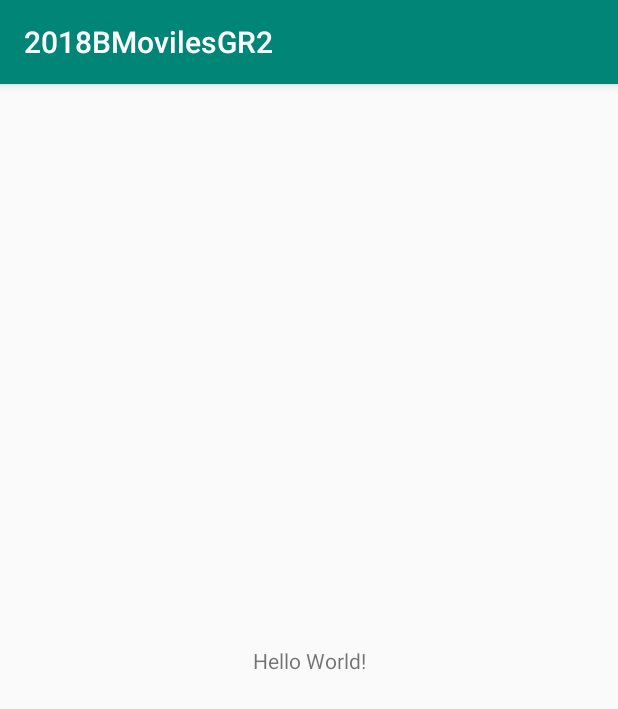
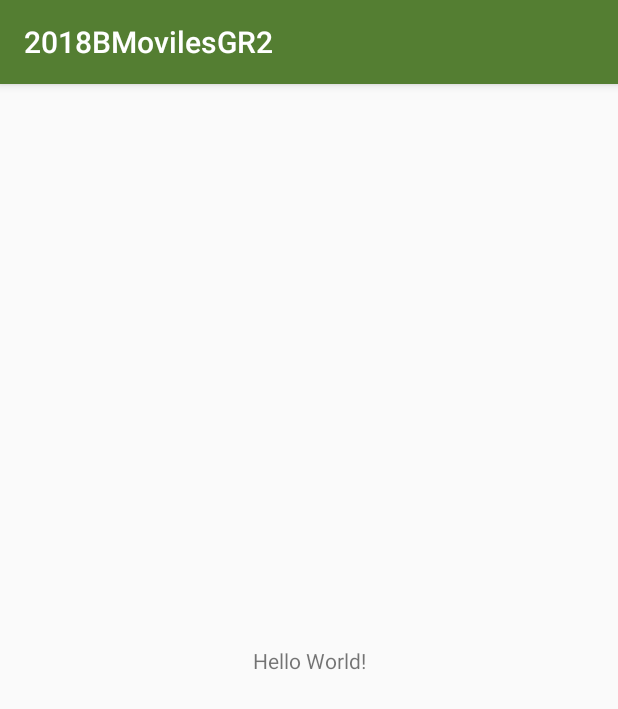
Before and after one commit to 2018-B-GR2-AplicacionesMoviles/dutan-salas-jossue-andres, an Android app: the screen it shows after launch (MainActivity), on a phone screen of 412 x 824 dp. Shown: the top 709 px of the screen. Run offline under Robolectric (Android 15) with nearby library versions, the phone set to English and light mode, and no system bars.

Commit message:
Colores (res)

```diff
--- /dev/null
+++ b/02-Android/app/src/main/res/values-es-rEC-land/colores.xml
@@ -0,0 +1,7 @@
+<?xml version="1.0" encoding="utf-8"?>
+<resources>
+    <color name="colorPrimary">#ccc90f</color>
+    <color name="colorPrimaryDark">#081b91</color>
+    <color name="colorAccent">#d81b21</color>
+    <color name="colorGreen">#0c976b</color>
+</resources>
--- /dev/null
+++ b/02-Android/app/src/main/res/values-es-rEC-port/colores.xml
@@ -0,0 +1,7 @@
+<?xml version="1.0" encoding="utf-8"?>
+<resources>
+    <color name="colorPrimary">#ccc90f</color>
+    <color name="colorPrimaryDark">#081b91</color>
+    <color name="colorAccent">#d81b21</color>
+    <color name="colorGreen">#97580c</color>
+</resources>
--- a/02-Android/app/src/main/res/values/colors.xml
+++ b/02-Android/app/src/main/res/values/colors.xml
@@ -3,4 +3,5 @@
     <color name="colorPrimary">#008577</color>
     <color name="colorPrimaryDark">#00574B</color>
     <color name="colorAccent">#D81B60</color>
+    <color name="colorGreen">#547e32</color>
 </resources>
--- a/02-Android/app/src/main/res/values/styles.xml
+++ b/02-Android/app/src/main/res/values/styles.xml
@@ -3,7 +3,7 @@
     <!-- Base application theme. -->
     <style name="AppTheme" parent="Theme.AppCompat.Light.DarkActionBar">
         <!-- Customize your theme here. -->
-        <item name="colorPrimary">@color/colorPrimary</item>
+        <item name="colorPrimary">@color/colorGreen</item>
         <item name="colorPrimaryDark">@color/colorPrimaryDark</item>
         <item name="colorAccent">@color/colorAccent</item>
     </style>
```
